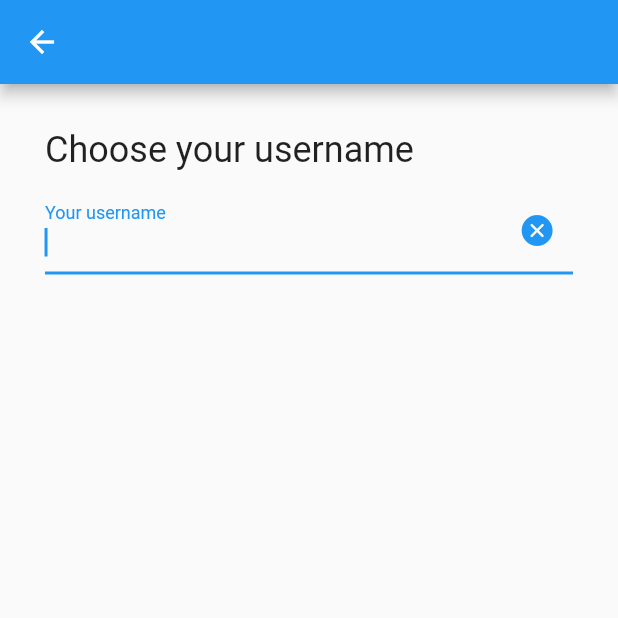
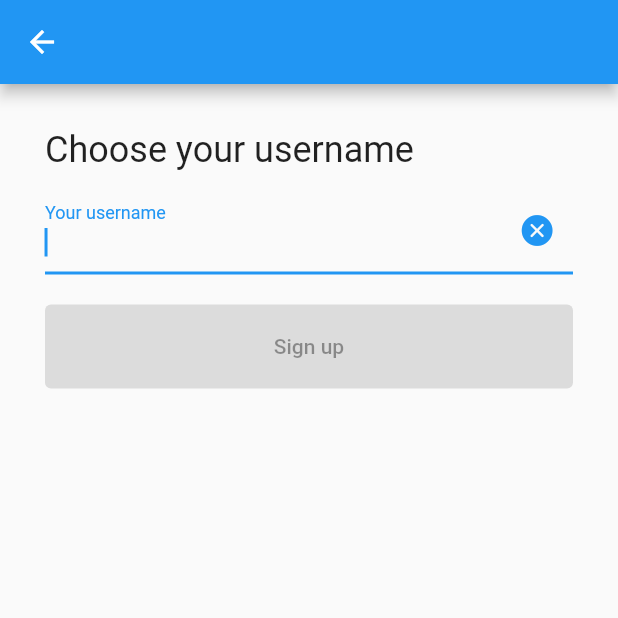
Before and after one commit to williazz/moments, a Flutter app: the UsernamePage screen opened directly, on a phone screen of 412 x 824 dp, the top half of it. Run offline on Flutter 3.47's test engine with Material 2 defaults, Android fonts, the phone set to English and light mode, and no system bars; our stand-ins replace auto_route, cloud_firestore, email_validator, firebase_auth, firebase_core, firebase_dynamic_links and 4 more; missing offline and left inert: flutterfire_ui, open_mail_app; accounts and stored records are empty; statements that could not run were skipped.

Commit message:
UsernamePage checks if valid

```diff
--- a/lib/router/router.dart
+++ b/lib/router/router.dart
@@ -8,7 +8,7 @@ import 'package:moments/views/home/feed_page.dart';
 import 'package:moments/views/home/home_page.dart';
 import 'package:moments/views/home/you_page.dart';
 import 'package:moments/views/not_found.dart';
-import 'package:moments/views/register/choose_username.dart';
+import 'package:moments/views/register/username.dart';
 
 import 'config.dart';
 
--- a/lib/views/register/username.dart
+++ b/lib/views/register/username.dart
@@ -36,12 +36,38 @@ class _UsernamePageState extends State<UsernamePage> {
               decoration: InputDecoration(
                 label: const Text('Your username'),
                 errorText: _errorText,
-                suffix: _fetching ? _loaderIcon() : null,
-                suffixIcon: _fetching ? null : _clearButton(),
+                suffixIcon: Row(
+                  mainAxisSize: MainAxisSize.min,
+                  children: [
+                    if (_fetching)
+                      const SizedBox(
+                          width: 20,
+                          height: 20,
+                          child: CircularProgressIndicator(color: Colors.grey)),
+                    if (valid)
+                      const Icon(
+                        Icons.check,
+                        color: Colors.green,
+                      ),
+                    IconButton(
+                        key: const ValueKey('username-clear-button'),
+                        onPressed: () {
+                          _reset();
+                          usernameController.clear();
+                          setState(() {});
+                        },
+                        icon: const Icon(CupertinoIcons.clear_circled_solid)),
+                  ],
+                ),
               ),
               autocorrect: false,
               enableSuggestions: false,
             ),
+            const SizedBox(height: 2 * gap),
+            ElevatedButton(
+                onPressed: valid ? () {} : null,
+                child: const Padding(
+                    padding: EdgeInsets.all(2 * gap), child: Text('Sign up'))),
           ]),
         ),
       ),
@@ -57,12 +83,21 @@ class _UsernamePageState extends State<UsernamePage> {
   }
 
   String? _errorText;
+  bool get valid =>
+      !_fetching && _errorText == null && usernameController.text.isNotEmpty;
   _validate() async {
-    await Future.delayed(const Duration(milliseconds: 500));
-    setState(() {
-      _errorText = usernameController.text.isEmpty ? null : 'Error Text';
-      _fetching = false;
-    });
+    if (usernameController.text.isEmpty) {
+      setState(() {
+        _errorText = 'Please enter a username';
+        _fetching = false;
+      });
+    } else {
+      await Future.delayed(const Duration(milliseconds: 500));
+      setState(() {
+        _errorText = null;
+        _fetching = false;
+      });
+    }
   }
 
   _reset() {
@@ -72,22 +107,4 @@ class _UsernamePageState extends State<UsernamePage> {
       _fetching = false;
     });
   }
-
-  Widget _clearButton() {
-    return IconButton(
-        key: const ValueKey('username-clear-button'),
-        onPressed: () {
-          _reset();
-          usernameController.clear();
-        },
-        icon: const Icon(CupertinoIcons.clear_circled_solid));
-  }
-
-  Widget _loaderIcon() {
-    return const SizedBox(
-      width: 15,
-      height: 15,
-      child: CircularProgressIndicator(),
-    );
-  }
 }
```
Also changed, not shown: lib/router/router.gr.dart.
